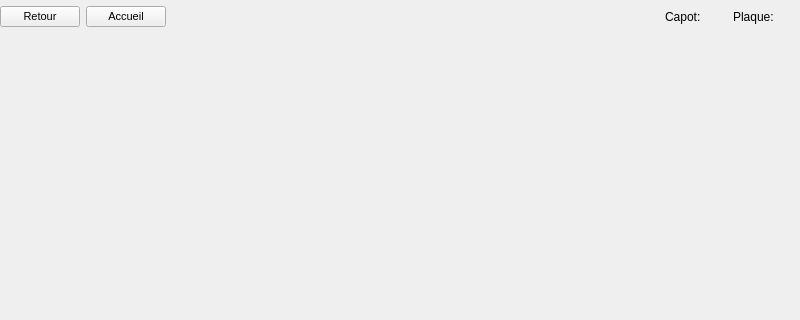
Above: src/UI/screens/mainWindow.ui from Kemsa/RelayTesterRaspberry before the change; both pictures show x 0 to 800 and y 0 to 320 of the 800 by 480 pixel window. Below: the same form after it.
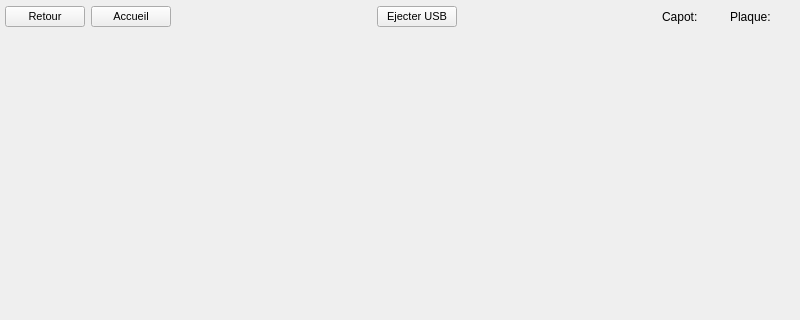
That is the form after the change. Custom widgets are drawn as their Qt base class.

Commit message: add  USB eject mechanism

Patch:
```diff
--- a/src/UI/screens/mainWindow.ui
+++ b/src/UI/screens/mainWindow.ui
@@ -45,13 +45,19 @@
      <rect>
       <x>0</x>
       <y>0</y>
-      <width>800</width>
+      <width>802</width>
       <height>460</height>
      </rect>
     </property>
     <layout class="QVBoxLayout" name="verticalLayout">
      <item>
       <layout class="QHBoxLayout" name="horizontalLayout">
+       <property name="leftMargin">
+        <number>5</number>
+       </property>
+       <property name="rightMargin">
+        <number>5</number>
+       </property>
        <item>
         <widget class="QPushButton" name="backPB">
          <property name="sizePolicy">
@@ -90,6 +96,32 @@
          </property>
         </widget>
        </item>
+       <item>
+        <spacer name="horizontalSpacer">
+         <property name="orientation">
+          <enum>Qt::Horizontal</enum>
+         </property>
+         <property name="sizeHint" stdset="0">
+          <size>
+           <width>40</width>
+           <height>20</height>
+          </size>
+         </property>
+        </spacer>
+       </item>
+       <item>
+        <widget class="QPushButton" name="eject_PB">
+         <property name="font">
+          <font>
+           <family>Arial</family>
+           <pointsize>8</pointsize>
+          </font>
+         </property>
+         <property name="text">
+          <string>Ejecter USB</string>
+         </property>
+        </widget>
+       </item>
        <item>
         <spacer name="Spacer">
          <property name="orientation">
```
The commit also changes 2 other files.
